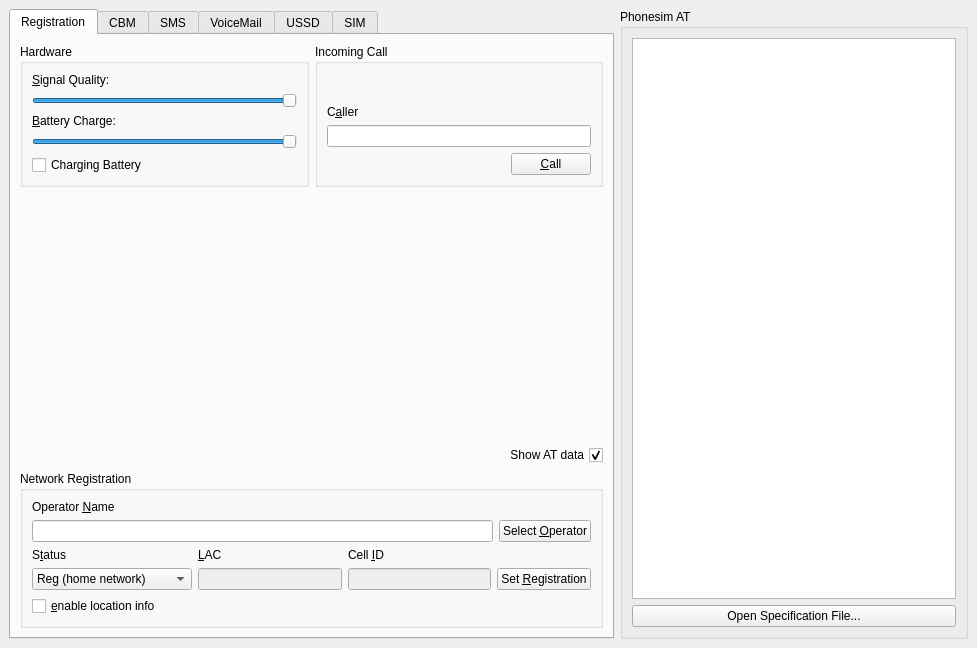
First picture: the form in src/controlbase.ui, repository jpakkane/ofono-phonesim, before the edit.
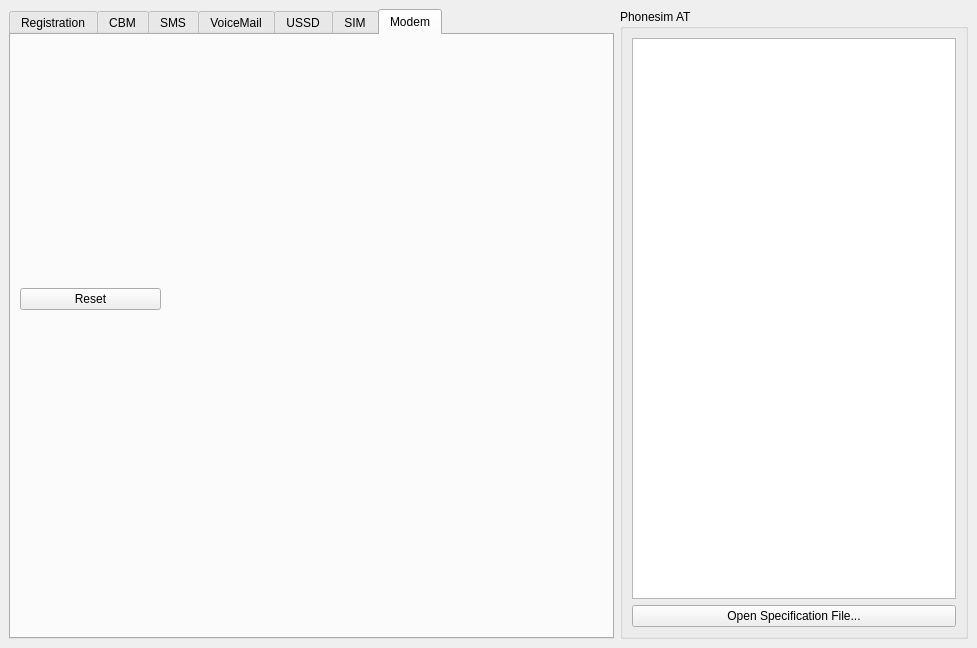
Second picture: the form after the edit. The open tabs and pages were chosen to show the change.

Commit message:
Add modem silent reset button
+CRST now send a reset resquest command

```diff
--- a/src/controlbase.ui
+++ b/src/controlbase.ui
@@ -1294,6 +1294,46 @@
        </item>
       </layout>
      </widget>
+     <widget class="QWidget" name="tab_7">
+      <attribute name="title">
+       <string>Modem</string>
+      </attribute>
+      <widget class="QWidget" name="gridLayoutWidget">
+       <property name="geometry">
+        <rect>
+         <x>9</x>
+         <y>9</y>
+         <width>591</width>
+         <height>511</height>
+        </rect>
+       </property>
+       <layout class="QGridLayout" >
+        <item row="0" column="1">
+         <spacer>
+          <property name="orientation">
+           <enum>Qt::Horizontal</enum>
+          </property>
+          <property name="sizeType">
+           <enum>QSizePolicy::Fixed</enum>
+          </property>
+          <property name="sizeHint" stdset="0">
+           <size>
+            <width>450</width>
+            <height>20</height>
+           </size>
+          </property>
+         </spacer>
+        </item>
+        <item row="0" column="0">
+         <widget class="QPushButton" name="pbReset">
+          <property name="text">
+           <string>Reset</string>
+          </property>
+         </widget>
+        </item>
+       </layout>
+      </widget>
+     </widget>
     </widget>
    </item>
    <item>
```
The commit also changes 2 other files.
